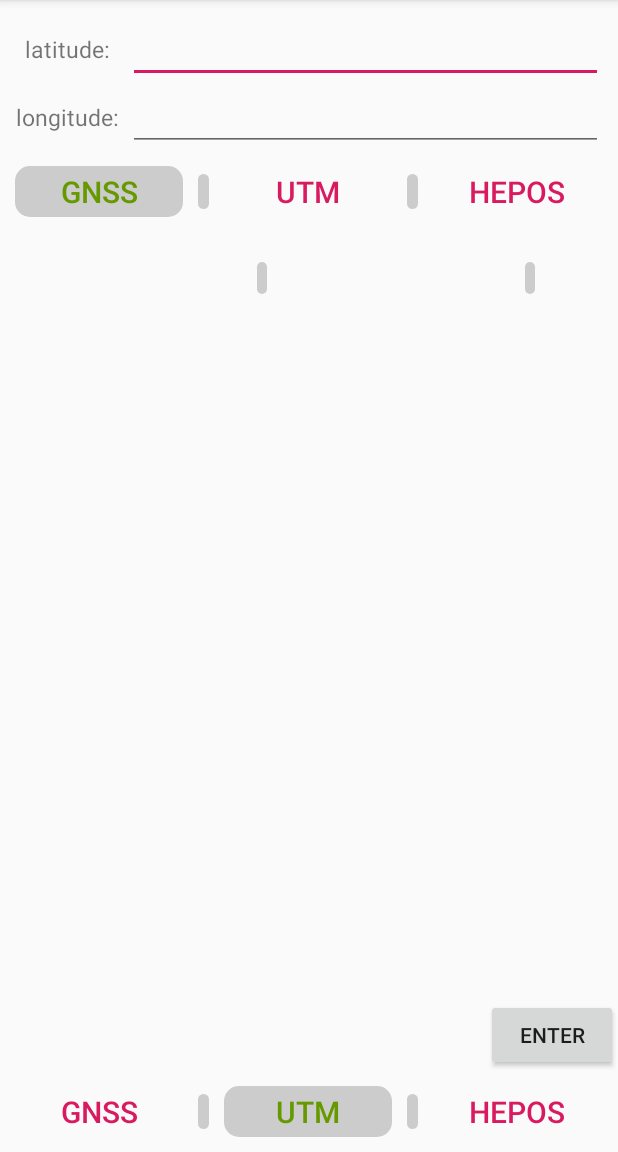
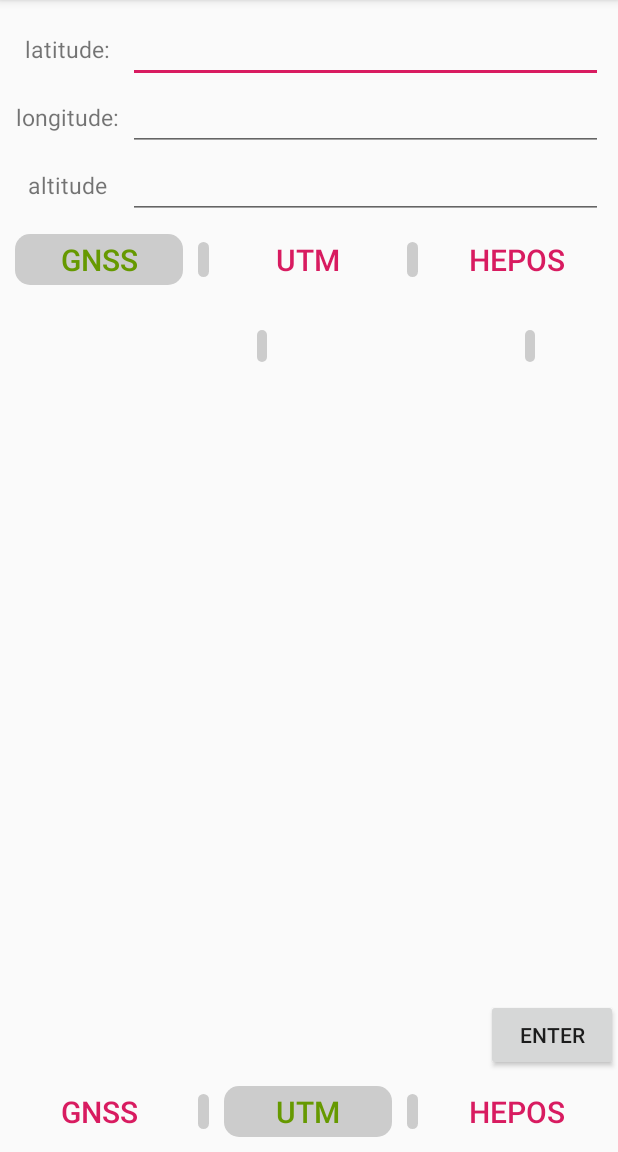
Before and after one commit to ifDroids/CoordinatesConverter, an Android app: the screen it shows after launch (MainActivity), on a phone screen of 412 x 824 dp, the part 84-1236 px from its top. Run offline under Robolectric (Android 15) with nearby library versions, the phone set to English and light mode, and no system bars; our stand-ins replace ButterKnife.

Commit message:
res: input: add layout for altitude

```diff
--- a/app/src/main/res/layout/activity_input_inputs.xml
+++ b/app/src/main/res/layout/activity_input_inputs.xml
@@ -19,7 +19,7 @@
             android:layout_marginStart="10dp"
             android:layout_marginEnd="5dp"
             android:textSize="15sp"
-            android:gravity="center"></TextView>
+            android:gravity="center" />
 
         <EditText
             android:id="@+id/input_lat"
@@ -28,8 +28,7 @@
             android:layout_marginEnd="10dp"
             android:importantForAutofill="no"
             android:inputType="text"
-            tools:ignore="LabelFor"></EditText>
-
+            tools:ignore="LabelFor" />
     </LinearLayout>
 
     <LinearLayout
@@ -46,7 +45,7 @@
             android:layout_marginStart="10dp"
             android:layout_marginEnd="5dp"
             android:textSize="15sp"
-            android:gravity="center"></TextView>
+            android:gravity="center" />
 
         <EditText
             android:id="@+id/input_long"
@@ -55,6 +54,33 @@
             android:layout_marginEnd="10dp"
             android:importantForAutofill="no"
             android:inputType="text"
-            tools:ignore="LabelFor"></EditText>
+            tools:ignore="LabelFor" />
     </LinearLayout>
+
+    <LinearLayout
+        android:layout_width="match_parent"
+        android:layout_height="wrap_content"
+        android:orientation="horizontal"
+        app:layout_constraintStart_toStartOf="parent"
+        app:layout_constraintTop_toTopOf="parent">
+
+        <TextView
+            android:layout_width="70dp"
+            android:layout_height="match_parent"
+            android:text="@string/input_altitude"
+            android:layout_marginStart="10dp"
+            android:layout_marginEnd="5dp"
+            android:textSize="15sp"
+            android:gravity="center" />
+
+        <EditText
+            android:id="@+id/input_alt"
+            android:layout_width="match_parent"
+            android:layout_height="match_parent"
+            android:layout_marginEnd="10dp"
+            android:importantForAutofill="no"
+            android:inputType="text"
+            tools:ignore="LabelFor" />
+    </LinearLayout>
+
 </LinearLayout>
--- a/app/src/main/res/values/strings.xml
+++ b/app/src/main/res/values/strings.xml
@@ -6,4 +6,5 @@
     <string name="bar_hepos">HEPOS</string>
     <string name="input_latitude">latitude:</string>
     <string name="input_longitude">longitude:</string>
+    <string name="input_altitude">altitude</string>
 </resources>
```
